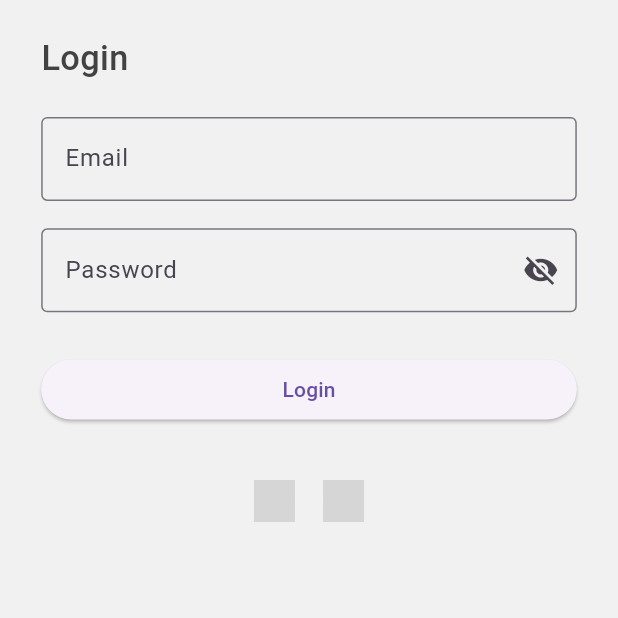
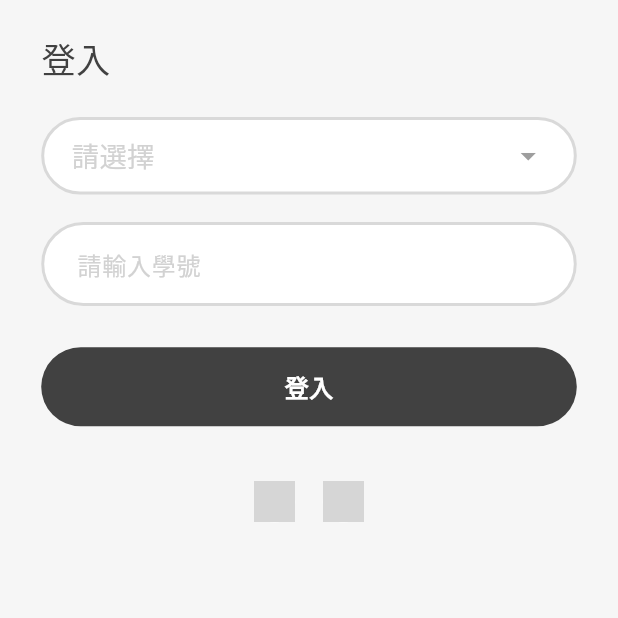
Before and after one commit to kevin880701/dental_guard_flutter, a Flutter app: the screen it shows after launch, on a phone screen of 412 x 824 dp, the top half of it. Run offline on Flutter 3.47's test engine with Material 3 defaults, Android fonts, the phone set to English and light mode, and no system bars; drawn by our look-alikes of dropdown_button2; our stand-ins replace auto_route, dio, equatable, file_picker, flutter_easyloading, flutter_hooks and 8 more; missing offline and left inert: pausable_timer; Roboto replaces fonts that are missing (NotoSansTC); grey boxes are pictures that could not be loaded.

Commit message:
[style]新增登入頁面

```diff
--- a/lib/resources/AppColors.dart
+++ b/lib/resources/AppColors.dart
@@ -1,14 +1,21 @@
 import 'dart:ui';
 
 class AppColors {
-  static const Color primaryBlack = Color(0xFF424242);
-  static const Color transparent = Color(0x00000000);
-  static const Color bgColor = Color(0xFFF1F1F1);
+  static const Color primaryBlack = Color(0xFF414141);
+  static const Color blue = Color(0xFF2881A7);
+  static const Color grey = Color(0xFF808080);
+  static const Color darkGrey = Color(0xFF404040);
+  static const Color hintGrey = Color(0xFFD2D2D2);
+  static const Color borderGrey = Color(0xFFD9D9D9);
   static const Color black = Color(0xFF000000);
   static const Color white = Color(0xFFFFFFFF);
+  static const Color transparent = Color(0x00000000);
+  static const Color bgColor = Color(0xFFF6F6F6);
+  static const Color red = Color(0xFF9B1010);
+
   static const Color primaryColor = Color(0xFF6200EE);
   static const Color secondaryColor = Color(0xFF03DAC6);
   static const Color backgroundColor = Color(0xFFF5F5F5);
   static const Color textColor = Color(0xFF000000);
-  static const Color grey = Color(0xFF808080);
+
 }
--- a/lib/resources/AppTexts.dart
+++ b/lib/resources/AppTexts.dart
@@ -1,7 +1,15 @@
 
 class AppTexts {
   static const appName = '口腔衛教';
-  static const login = 'Login';
+
+  static const plsEnter = '請輸入';
+  static const plsChoose = '請選擇';
+
+  static const login = '登入';
+  static const classField = '班級：';
+  static const studentNumberField = '學號';
+  static const plsEnterStudentNumber = '請輸入學號';
+
   static const home = 'Home';
   static const notify = 'Notify';
   static const account = 'Account';
--- a/lib/screen/login/LoginPage.dart
+++ b/lib/screen/login/LoginPage.dart
@@ -1,3 +1,6 @@
+import 'package:dental_guard_flutter/widgets/common/ButtonWidgets.dart';
+import 'package:dental_guard_flutter/widgets/customerWidget/DropdownWidget.dart';
+import 'package:dental_guard_flutter/widgets/customerWidget/InputWidget.dart';
 import 'package:flutter/material.dart';
 import 'package:hooks_riverpod/hooks_riverpod.dart';
 import 'package:dental_guard_flutter/extensions/PageExtensions.dart';
@@ -23,7 +26,7 @@ class LoginPage extends HookConsumerWidget {
     final passwordController = useTextEditingController();
     final isPasswordVisible = useState(false);
     final lastBackPressed = useState<DateTime?>(null);
-
+    final ValueNotifier<int?> selectedIndex = ValueNotifier<int?>(null);
     void _login() {
       final email = emailController.text.trim();
       final password = passwordController.text.trim();
@@ -42,8 +45,7 @@ class LoginPage extends HookConsumerWidget {
 
     Future<bool> _onWillPop() async {
       final now = DateTime.now();
-      if (lastBackPressed.value == null ||
-          now.difference(lastBackPressed.value!) > Duration(seconds: 2)) {
+      if (lastBackPressed.value == null || now.difference(lastBackPressed.value!) > Duration(seconds: 2)) {
         lastBackPressed.value = now;
         ScaffoldMessenger.of(context).showSnackBar(
           SnackBar(
@@ -57,6 +59,7 @@ class LoginPage extends HookConsumerWidget {
     }
 
     return BasePage(
+      backgroundColor: AppColors.bgColor,
       appBar: blackLightAppBar(),
       onWillPop: _onWillPop,
       child: SafeArea(
@@ -67,39 +70,27 @@ class LoginPage extends HookConsumerWidget {
             children: [
               h2Text(AppTexts.login),
               gapH24,
-              TextField(
-                controller: emailController,
-                keyboardType: TextInputType.emailAddress,
-                decoration: InputDecoration(
-                  labelText: 'Email',
-                  border: OutlineInputBorder(),
-                ),
+              DropdownWidget(
+                items: ['選項 1', '選項 2', '選項 3'],
+                selectedIndex: selectedIndex, // 傳入 ValueNotifier 來追蹤索引
+                onChanged: (index) {
+                  print('選擇了索引: $index');
+                },
               ),
               gapH16,
-              TextField(
-                controller: passwordController,
-                obscureText: !isPasswordVisible.value,
-                decoration: InputDecoration(
-                  labelText: 'Password',
-                  border: OutlineInputBorder(),
-                  suffixIcon: IconButton(
-                    icon: Icon(isPasswordVisible.value
-                        ? Icons.visibility
-                        : Icons.visibility_off),
-                    onPressed: () {
-                      isPasswordVisible.value = !isPasswordVisible.value;
-                    },
-                  ),
-                ),
+              InputWidget(
+                hintText: AppTexts.plsEnterStudentNumber,
               ),
               gapH24,
               SizedBox(
-                width: double.infinity,
-                child: ElevatedButton(
-                  onPressed: _login,
-                  child: Text(AppTexts.login),
-                ),
-              ),
+                  width: double.infinity,
+                  child: roundedButton(
+                      text: AppTexts.login,
+                      bgColor: AppColors.primaryBlack,
+                      fontColor: AppColors.white,
+                      onTap: () {
+                        _login();
+                      })),
               gapH32,
               Row(
                 mainAxisAlignment: MainAxisAlignment.center,
--- /dev/null
+++ b/lib/widgets/customerWidget/DropdownWidget.dart
@@ -0,0 +1,89 @@
+import 'package:flutter/material.dart';
+import 'package:dropdown_button2/dropdown_button2.dart';
+import 'package:flutter_screenutil/flutter_screenutil.dart';
+import 'package:dental_guard_flutter/resources/AppResources.dart';
+
+class DropdownWidget extends StatelessWidget {
+  final List<String> items; // 選項列表
+  final String? hintText; // 提示文字
+  final Function(int?)? onChanged; // 當選擇改變時觸發的回調，回傳 index
+  final ValueNotifier<int?> selectedIndex; // 使用 ValueNotifier 來追蹤選中索引
+
+  const DropdownWidget({
+    Key? key,
+    required this.items,
+    this.hintText = '請選擇', // 預設提示文字
+    required this.selectedIndex, // 這裡需要傳入 ValueNotifier
+    this.onChanged,
+  }) : super(key: key);
+
+  @override
+  Widget build(BuildContext context) {
+    return ValueListenableBuilder<int?>(
+      valueListenable: selectedIndex, // 監聽 selectedIndex 的變化
+      builder: (context, value, _) {
+        return Container(
+          width: double.infinity,
+          padding: EdgeInsets.symmetric(horizontal: 16.sp),
+          decoration: BoxDecoration(
+            border: Border.all(
+              color: AppColors.borderGrey,
+              width: 2,
+            ),
+            color: AppColors.white,
+            borderRadius: BorderRadius.circular(24.sp),
+          ),
+          child: DropdownButtonHideUnderline(
+            child: DropdownButton2<int>(
+              isExpanded: true,
+              value: value, // 設定選中的索引，監聽器的 value
+              hint: Text(
+                hintText!,
+                style: TextStyle(
+                  fontSize: 16.sp,
+                  color: AppColors.hintGrey, // 默認顯示提示文字的顏色
+                  fontWeight: FontWeight.w400,
+                ),
+              ),
+              items: List.generate(items.length, (index) {
+                return DropdownMenuItem<int>(
+                  value: index,
+                  child: Text(
+                    items[index], // 顯示對應的選項文字
+                    style: TextStyle(
+                      fontSize: 16.sp,
+                      color: AppColors.primaryBlack, // 已選中的文字顏色
+                      fontWeight: FontWeight.w500,
+                    ),
+                  ),
+                );
+              }),
+              onChanged: (int? newIndex) {
+                selectedIndex.value = newIndex; // 更新選中的索引
+                if (onChanged != null) {
+                  onChanged!(newIndex); // 回調傳回新的索引
+                }
+              },
+              buttonStyleData: ButtonStyleData(
+                height: 40.h, // 設置下拉按鈕高度
+                width: 140.w, // 設置下拉按鈕寬度
+              ),
+              dropdownStyleData: DropdownStyleData(
+                maxHeight: 200.h, // 設置下拉列表的最大高度
+                width: 180.w, // 下拉菜單寬度
+                decoration: BoxDecoration(
+                  borderRadius: BorderRadius.circular(14),
+                  color: Colors.white, // 下拉菜單背景
+                ),
+              ),
+              iconStyleData: const IconStyleData(
+                iconSize: 24, // 圖標大小
+                iconEnabledColor: Colors.grey, // 默認圖標顏色
+              ),
+            ),
+          ),
+        );
+      },
+    );
+  }
+}
--- /dev/null
+++ b/lib/widgets/customerWidget/InputWidget.dart
@@ -0,0 +1,46 @@
+import 'package:dental_guard_flutter/resources/AppResources.dart';
+import 'package:flutter/material.dart';
+import 'package:flutter_hooks/flutter_hooks.dart';
+
+class InputWidget extends HookWidget {
+  final String hintText;
+  final TextEditingController? controller;
+
+  InputWidget({this.hintText = AppTexts.plsEnter, this.controller});
+
+  @override
+  Widget build(BuildContext context) {
+    // 如果沒有傳入 controller，就使用 Hook 的 useTextEditingController
+    final textController = controller ?? useTextEditingController();
+
+    return Container(
+      width: double.infinity,
+      child: TextFormField(
+        controller: textController,
+        decoration: InputDecoration(
+          hintText: hintText, // 設置提示文字
+          hintStyle: TextStyle(
+            color: AppColors.hintGrey, // 提示文字的顏色
+          ),
+          contentPadding: EdgeInsets.symmetric(vertical: 16.0, horizontal: 20.0), // 內部間距
+          enabledBorder: OutlineInputBorder(
+            borderRadius: BorderRadius.circular(50.0), // 圓角邊框
+            borderSide: BorderSide(
+              color: AppColors.borderGrey, // 邊框顏色
+              width: 2.0, // 邊框寬度
+            ),
+          ),
+          focusedBorder: OutlineInputBorder(
+            borderRadius: BorderRadius.circular(50.0), // 聚焦時的圓角邊框
+            borderSide: BorderSide(
+              color: AppColors.darkGrey, // 聚焦時的邊框顏色
+              width: 2.0, // 邊框寬度
+            ),
+          ),
+          fillColor: AppColors.white, // 背景填充顏色
+          filled: true, // 開啟背景填充
+        ),
+      ),
+    );
+  }
+}
--- a/pubspec.yaml
+++ b/pubspec.yaml
@@ -47,6 +47,7 @@ dependencies:
   file_picker: ^8.0.6
   flutter_launcher_icons: ^0.13.1
   permission_handler: ^11.3.1
+  dropdown_button2: ^2.3.9
 
 dev_dependencies:
   flutter_test:
```
